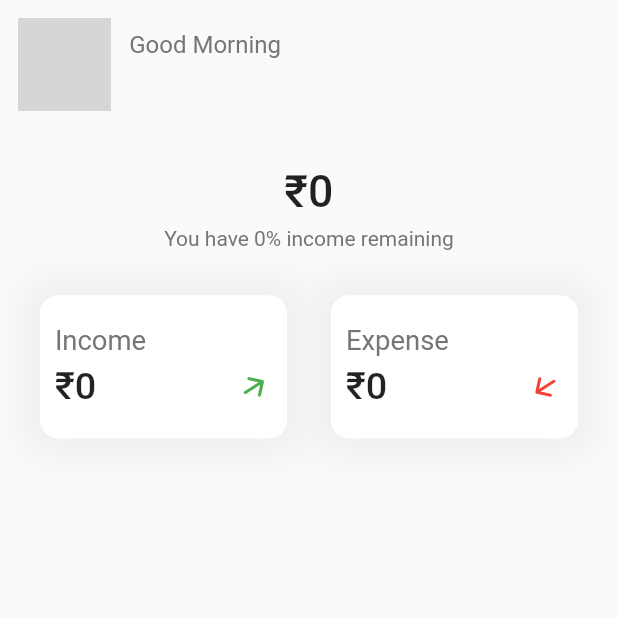
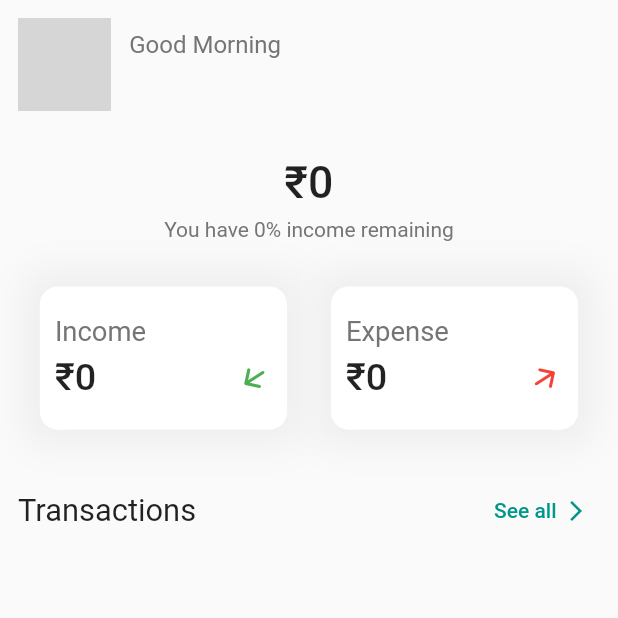
Before and after one commit to hareendranmg/lifelog, a Flutter app: the HomeView screen opened by its route, on a phone screen of 412 x 824 dp, the top half of it. Run offline on Flutter 3.47's test engine with Material 2 defaults, Android fonts, the phone set to English and light mode, and no system bars; drawn by our look-alikes of cached_network_image; our stand-ins replace flutter_form_builder, flutter_screenutil, get, get_storage, image_cropper, image_picker and 1 more; accounts and stored records are empty; network calls fail; grey boxes are pictures that could not be loaded.

Commit message:
refactor: Account area refactored

```diff
--- a/lib/app/modules/home/views/home_view.dart
+++ b/lib/app/modules/home/views/home_view.dart
@@ -2,9 +2,10 @@ import 'package:flutter/material.dart';
 import 'package:flutter_screenutil/flutter_screenutil.dart';
 import 'package:get/get.dart';
 
-import '../../../services/account_services.dart';
+import '../../../routes/app_pages.dart';
 import '../controllers/home_controller.dart';
-import 'header.dart';
+import 'widgets/account_area.dart';
+import 'widgets/header.dart';
 
 class HomeView extends GetView<HomeController> {
   @override
@@ -14,101 +15,34 @@ class HomeView extends GetView<HomeController> {
         child: ListView(
           padding: const EdgeInsets.all(12),
           children: [
-            Header(controller: controller),
-            SizedBox(height: 30.h),
+            const Header(),
+            const SizedBox(height: 30),
+            const AccountArea(),
+            const SizedBox(height: 30),
             Column(
-              mainAxisAlignment: MainAxisAlignment.center,
               children: [
-                Text(
-                  '₹${Get.find<AccountService>().balance}',
-                  style:
-                      TextStyle(fontSize: 26.sp, fontWeight: FontWeight.w500),
+                Row(
+                  children: [
+                    Text('Transactions', style: TextStyle(fontSize: 18.sp)),
+                    const Spacer(),
+                    TextButton(
+                      onPressed: () => Get.toNamed(Routes.TRANSACTIONS),
+                      child: Row(
+                        children: const [
+                          Text('See all'),
+                          SizedBox(width: 5),
+                          Icon(Icons.arrow_forward_ios, size: 16)
+                        ],
+                      ),
+                    ),
+                  ],
                 ),
-                SizedBox(height: 5.h),
-                Text(
-                  'You have ${Get.find<AccountService>().remainingPercentage}% income remaining',
-                  style: TextStyle(color: Colors.grey[600]),
-                ),
+                const SizedBox(height: 10),
               ],
             ),
-            SizedBox(height: 25.h),
-            Row(
-              mainAxisAlignment: MainAxisAlignment.spaceAround,
-              children: const [
-                AccountWidget(accountType: 'income'),
-                AccountWidget(accountType: 'expense'),
-              ],
-            )
           ],
         ),
       ),
     );
   }
 }
-
-class AccountWidget extends StatelessWidget {
-  const AccountWidget({Key? key, required this.accountType}) : super(key: key);
-
-  final String accountType;
-
-  @override
-  Widget build(BuildContext context) {
-    return Container(
-      height: 80.h,
-      width: Get.width * 0.4,
-      padding: const EdgeInsets.all(10),
-      decoration: BoxDecoration(
-        color: Colors.white,
-        borderRadius: BorderRadius.circular(12),
-        boxShadow: [
-          BoxShadow(
-            color: Colors.grey[200]!,
-            blurRadius: 20,
-            spreadRadius: 10,
-          )
-        ],
-      ),
-      child: Row(
-        children: [
-          Expanded(
-            child: Column(
-              crossAxisAlignment: CrossAxisAlignment.start,
-              mainAxisAlignment: MainAxisAlignment.center,
-              children: [
-                Text(
-                  accountType == 'income' ? 'Income' : 'Expense',
-                  style: TextStyle(fontSize: 16.sp, color: Colors.grey[600]),
-                ),
-                SizedBox(height: 5.h),
-                Row(
-                  children: [
-                    Text(
-                      accountType == 'income'
-                          ? '₹${Get.find<AccountService>().income}'
-                          : '₹${Get.find<AccountService>().expense}',
-                      style: TextStyle(
-                        fontSize: 22.sp,
-                        fontWeight: FontWeight.w500,
-                      ),
-                    ),
-                    const Spacer(),
-                    Transform.rotate(
-                      angle: 1,
-                      child: Icon(
-                        accountType == 'income'
-                            ? Icons.arrow_upward_rounded
-                            : Icons.arrow_downward_rounded,
-                        color:
-                            accountType == 'income' ? Colors.green : Colors.red,
-                      ),
-                    ),
-                  ],
-                ),
-              ],
-            ),
-          ),
-        ],
-      ),
-    );
-  }
-}
--- /dev/null
+++ b/lib/app/modules/home/views/widgets/account_area.dart
@@ -0,0 +1,104 @@
+import 'package:flutter/material.dart';
+import 'package:flutter_screenutil/flutter_screenutil.dart';
+import 'package:get/get.dart';
+
+import '../../../../services/account_services.dart';
+
+class AccountArea extends StatelessWidget {
+  const AccountArea({
+    Key? key,
+  }) : super(key: key);
+
+  @override
+  Widget build(BuildContext context) {
+    return Column(
+      mainAxisAlignment: MainAxisAlignment.center,
+      children: [
+        Text(
+          '₹${Get.find<AccountService>().balance}',
+          style: TextStyle(fontSize: 26.sp, fontWeight: FontWeight.w500),
+        ),
+        SizedBox(height: 5.h),
+        Text(
+          'You have ${Get.find<AccountService>().remainingPercentage}% income remaining',
+          style: TextStyle(color: Colors.grey[600]),
+        ),
+        SizedBox(height: 25.h),
+        Row(
+          mainAxisAlignment: MainAxisAlignment.spaceAround,
+          children: const [
+            AccountWidget(accountType: 'income'),
+            AccountWidget(accountType: 'expense'),
+          ],
+        )
+      ],
+    );
+  }
+}
+
+class AccountWidget extends StatelessWidget {
+  const AccountWidget({Key? key, required this.accountType}) : super(key: key);
+
+  final String accountType;
+
+  @override
+  Widget build(BuildContext context) {
+    return Container(
+      height: 80.h,
+      width: Get.width * 0.4,
+      padding: const EdgeInsets.all(10),
+      decoration: BoxDecoration(
+        color: Colors.white,
+        borderRadius: BorderRadius.circular(12),
+        boxShadow: [
+          BoxShadow(
+            color: Colors.grey[200]!,
+            blurRadius: 20,
+            spreadRadius: 10,
+          )
+        ],
+      ),
+      child: Row(
+        children: [
+          Expanded(
+            child: Column(
+              crossAxisAlignment: CrossAxisAlignment.start,
+              mainAxisAlignment: MainAxisAlignment.center,
+              children: [
+                Text(
+                  accountType == 'income' ? 'Income' : 'Expense',
+                  style: TextStyle(fontSize: 16.sp, color: Colors.grey[600]),
+                ),
+                SizedBox(height: 5.h),
+                Row(
+                  children: [
+                    Text(
+                      accountType == 'income'
+                          ? '₹${Get.find<AccountService>().income}'
+                          : '₹${Get.find<AccountService>().expense}',
+                      style: TextStyle(
+                        fontSize: 22.sp,
+                        fontWeight: FontWeight.w500,
+                      ),
+                    ),
+                    const Spacer(),
+                    Transform.rotate(
+                      angle: 1,
+                      child: Icon(
+                        accountType == 'income'
+                            ? Icons.arrow_downward_rounded
+                            : Icons.arrow_upward_rounded,
+                        color:
+                            accountType == 'income' ? Colors.green : Colors.red,
+                      ),
+                    ),
+                  ],
+                ),
+              ],
+            ),
+          ),
+        ],
+      ),
+    );
+  }
+}
--- a/lib/app/modules/home/views/header.dart
+++ b/lib/app/modules/home/views/widgets/header.dart
@@ -3,19 +3,14 @@ import 'package:flutter/material.dart';
 import 'package:flutter_screenutil/flutter_screenutil.dart';
 import 'package:get/get.dart';
 
-import '../../../routes/app_pages.dart';
-import '../../../services/user_services.dart';
-import '../../../utils/asset_urls.dart';
-import '../../../utils/general_utils.dart';
-import '../controllers/home_controller.dart';
+import '../../../../routes/app_pages.dart';
+import '../../../../services/user_services.dart';
+import '../../../../utils/asset_urls.dart';
+import '../../../../utils/general_utils.dart';
+import '../../controllers/home_controller.dart';
 
 class Header extends StatelessWidget {
-  const Header({
-    Key? key,
-    required this.controller,
-  }) : super(key: key);
-
-  final HomeController controller;
+  const Header({Key? key}) : super(key: key);
 
   @override
   Widget build(BuildContext context) {
--- a/lib/app/routes/app_pages.dart
+++ b/lib/app/routes/app_pages.dart
@@ -10,6 +10,8 @@ import '../modules/register/bindings/register_binding.dart';
 import '../modules/register/views/register_view.dart';
 import '../modules/root/bindings/root_binding.dart';
 import '../modules/root/views/root_view.dart';
+import '../modules/transactions/bindings/transactions_binding.dart';
+import '../modules/transactions/views/transactions_view.dart';
 
 part 'app_routes.dart';
 
@@ -44,5 +46,10 @@ class AppPages {
       page: () => ProfileView(),
       binding: ProfileBinding(),
     ),
+    GetPage(
+      name: _Paths.TRANSACTIONS,
+      page: () => TransactionsView(),
+      binding: TransactionsBinding(),
+    ),
   ];
 }
--- a/lib/app/routes/app_routes.dart
+++ b/lib/app/routes/app_routes.dart
@@ -9,6 +9,7 @@ abstract class Routes {
   static const ROOT = _Paths.ROOT;
   static const REGISTER = _Paths.REGISTER;
   static const PROFILE = _Paths.PROFILE;
+  static const TRANSACTIONS = _Paths.TRANSACTIONS;
 }
 
 abstract class _Paths {
@@ -17,4 +18,5 @@ abstract class _Paths {
   static const ROOT = '/root';
   static const REGISTER = '/register';
   static const PROFILE = '/profile';
+  static const TRANSACTIONS = '/transactions';
 }
--- a/lib/app/services/auth_services.dart
+++ b/lib/app/services/auth_services.dart
@@ -84,8 +84,8 @@ class AuthServices {
   }
 
   static Future<void> logout() async {
-    await supabase.auth.signOut();
     await UserService().removeAppUser();
     Get.offAllNamed(Routes.LOGIN);
+    await supabase.auth.signOut();
   }
 }
```
Also changed, not shown: lib/app/modules/profile/views/widgets/profile_appbar.dart (+25 -0 lines), lib/app/modules/transactions/bindings/transactions_binding.dart (added, +12 -0 lines), lib/app/modules/transactions/controllers/transactions_controller.dart (added, +20 -0 lines), lib/app/modules/transactions/views/transactions_view.dart (added, +35 -0 lines), lib/app/utils/general_utils.dart (+14 -0 lines), lib/main.dart (+1 -11 lines).
